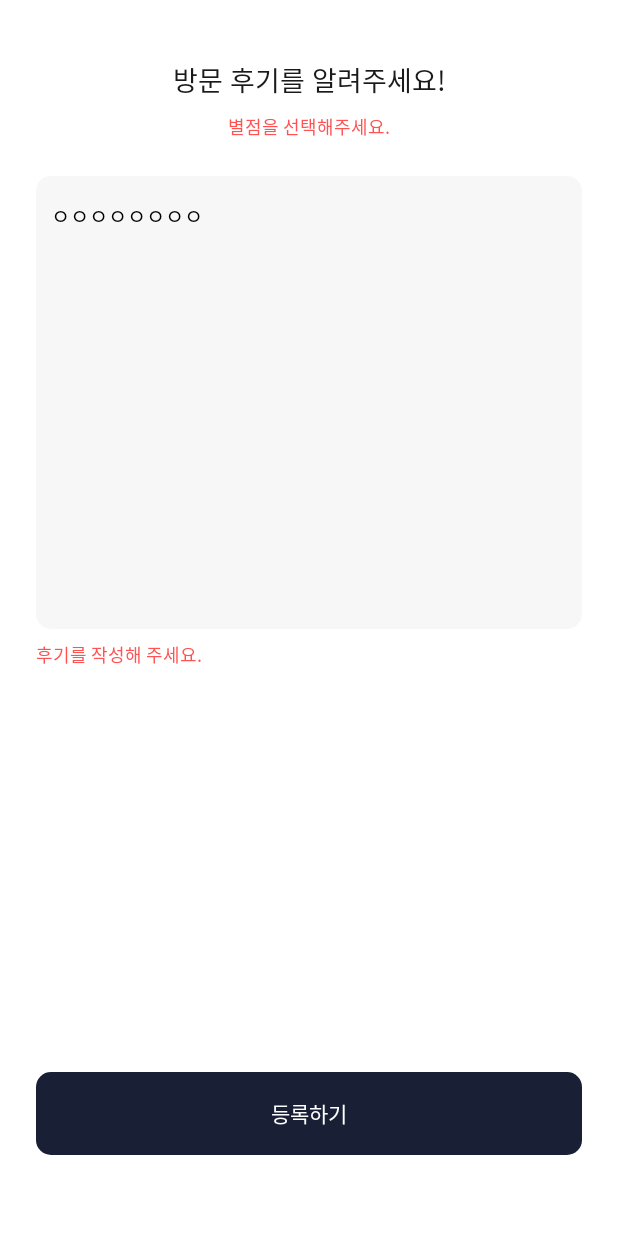
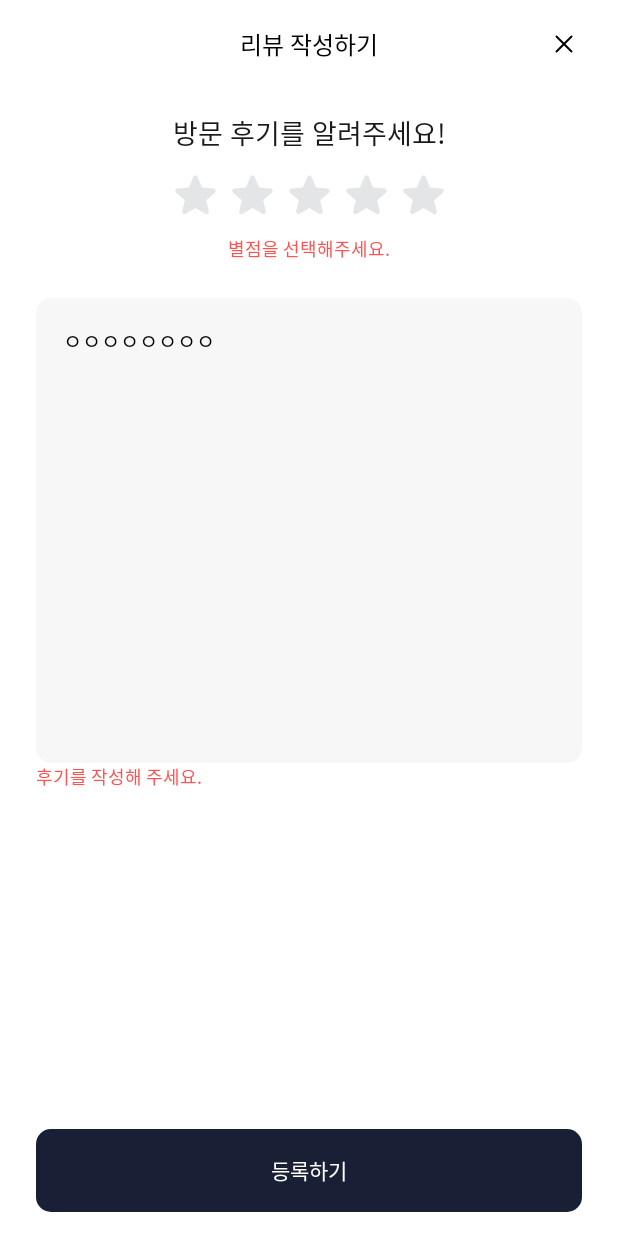
Before and after one commit to Booyoungee/booyoungee-android, an Android app built with Jetpack Compose: the @Preview function ReviewScreenPreview, on a phone screen of 412 x 824 dp. Run offline under Robolectric (Android 15) with nearby library versions, the phone set to English and light mode, and no system bars; Roboto replaces fonts that are not available here.

Commit message:
feat #20: topbar, reviewStar 컴포넌트 추가

```diff
--- a/core/src/main/java/com/eoyeongbooyeong/core/designsystem/component/star/ReviewStar.kt
+++ b/core/src/main/java/com/eoyeongbooyeong/core/designsystem/component/star/ReviewStar.kt
@@ -1,13 +1,22 @@
 package com.eoyeongbooyeong.core.designsystem.component.star
 
 import androidx.compose.foundation.Image
+import androidx.compose.foundation.clickable
+import androidx.compose.foundation.layout.Box
 import androidx.compose.foundation.layout.Row
+import androidx.compose.foundation.layout.padding
 import androidx.compose.foundation.layout.size
+import androidx.compose.foundation.lazy.LazyRow
+import androidx.compose.foundation.lazy.itemsIndexed
 import androidx.compose.runtime.Composable
+import androidx.compose.runtime.mutableStateOf
+import androidx.compose.runtime.remember
 import androidx.compose.ui.Modifier
 import androidx.compose.ui.res.painterResource
 import androidx.compose.ui.tooling.preview.Preview
 import androidx.compose.ui.unit.dp
+import com.eoyeongbooyeong.core.designsystem.theme.BooTheme
+import com.eoyeongbooyeong.core.extension.noRippleClickable
 
 @Composable
 fun ReviewStar(star: Float) {
@@ -33,7 +42,65 @@ fun ReviewStar(star: Float) {
 }
 
 @Composable
+fun ClickableReviewStar(
+    modifier: Modifier = Modifier,
+    onClickReviewScore: (Int) -> Unit
+) {
+    val maxStar = 5
+    val selectedStarIndex = remember { mutableStateOf(0) }
+
+    LazyRow(
+        modifier = modifier,
+    ) {
+        itemsIndexed((1..maxStar).toList()) { index, _ ->
+
+            val isSelected = index < selectedStarIndex.value
+
+            Box(
+                modifier =
+                    Modifier
+                        .noRippleClickable {
+                            if (selectedStarIndex.value == index + 1) {
+                                selectedStarIndex.value = 0
+                            } else {
+                                selectedStarIndex.value = index + 1
+                            }
+                            onClickReviewScore(selectedStarIndex.value)
+                        }.padding(4.dp),
+            ) {
+                Image(
+                    painter =
+                        painterResource(
+                            id =
+                                if (isSelected) {
+                                    com.eoyeongbooyeong.core.R.drawable.ic_filled_star
+                                } else {
+                                    com.eoyeongbooyeong.core.R.drawable.ic_empty_star
+                                },
+                        ),
+                    contentDescription =
+                        if (isSelected) {
+                            "filled star (review) icon"
+                        } else {
+                            "empty star (review) icon"
+                        },
+                    modifier = Modifier.size(30.dp),
+                )
+            }
+        }
+    }
+}
+
+@Composable
 @Preview
 fun ReviewStarPreview() {
     ReviewStar(4.5f)
 }
+
+@Composable
+@Preview
+fun ClickableReviewStarPreview() {
+    BooTheme {
+        ClickableReviewStar {}
+    }
+}
--- a/feature/src/main/java/com/eoyeongbooyeong/review/ReviewScreen.kt
+++ b/feature/src/main/java/com/eoyeongbooyeong/review/ReviewScreen.kt
@@ -11,15 +11,21 @@ import androidx.compose.foundation.layout.padding
 import androidx.compose.foundation.layout.sizeIn
 import androidx.compose.foundation.shape.RoundedCornerShape
 import androidx.compose.foundation.text.BasicTextField
+import androidx.compose.material3.Icon
 import androidx.compose.material3.Text
 import androidx.compose.runtime.Composable
 import androidx.compose.ui.Alignment
 import androidx.compose.ui.Modifier
 import androidx.compose.ui.draw.clip
+import androidx.compose.ui.graphics.vector.ImageVector
+import androidx.compose.ui.res.vectorResource
 import androidx.compose.ui.text.style.TextAlign
 import androidx.compose.ui.tooling.preview.Preview
 import androidx.compose.ui.unit.dp
+import com.eoyeongbooyeong.core.R
 import com.eoyeongbooyeong.core.designsystem.component.button.BooLargeButton
+import com.eoyeongbooyeong.core.designsystem.component.star.ClickableReviewStar
+import com.eoyeongbooyeong.core.designsystem.component.topbar.BooTextTopAppBar
 import com.eoyeongbooyeong.core.designsystem.theme.Black
 import com.eoyeongbooyeong.core.designsystem.theme.BooTheme
 import com.eoyeongbooyeong.core.designsystem.theme.Gray100
@@ -50,20 +56,26 @@ fun ReviewScreen(
     reviewText: String,
 ) {
     Column(
-        modifier =
-            Modifier
+        modifier = Modifier
             .fillMaxSize()
-                .background(color = White),
+            .background(White),
     ) {
-        Spacer(modifier = Modifier.padding(top = 10.dp))
-        // TODO: Tob Bar
+        BooTextTopAppBar(
+            trailingIcon = {
+                Icon(
+                    imageVector = ImageVector.vectorResource(id = R.drawable.ic_cancel),
+                    contentDescription = "left",
+                )
+            },
+            text = "리뷰 작성하기",
+        )
 
-        Spacer(
-            modifier =
-                Modifier
-                    .padding(top = 30.dp)
-                    .fillMaxWidth(),
-        )
+        Column(
+            modifier = Modifier
+                .padding(horizontal = 24.dp),
+        ) {
+            Spacer(modifier = Modifier.height(10.dp))
+
             Text(
                 text = "방문 후기를 알려주세요!",
                 style = BooTheme.typography.head3,
@@ -72,9 +84,15 @@ fun ReviewScreen(
                 modifier = Modifier.fillMaxWidth(),
             )
 
-        // TODO 별점 UI
             Spacer(modifier = Modifier.height(8.dp))
 
+            ClickableReviewStar(
+                modifier = Modifier.align(Alignment.CenterHorizontally),
+                onClickReviewScore = {
+                },
+            )
+
+            Spacer(modifier = Modifier.height(8.dp))
             Text(
                 text = "별점을 선택해주세요.",
                 style = BooTheme.typography.caption2,
@@ -87,21 +105,16 @@ fun ReviewScreen(
             BasicTextField(
                 value = reviewText,
                 onValueChange = onValueChange,
-            modifier =
-                Modifier
+                modifier = Modifier
                     .sizeIn(minHeight = 310.dp)
+                    .fillMaxWidth()
                     .clip(RoundedCornerShape(10.dp))
-                    .fillMaxWidth()
-                    .align(Alignment.CenterHorizontally)
-                    .padding(bottom = 8.dp, start = 24.dp, end = 24.dp)
-                    .background(color = Gray100, shape = RoundedCornerShape(10.dp)),
+                    .background(color = Gray100)
+                    .padding(8.dp),
                 textStyle = BooTheme.typography.body4,
                 decorationBox = { innerTextField ->
                     Box(
-                    modifier =
-                        Modifier
-                            .padding(horizontal = 10.dp, vertical = 16.dp)
-                            .weight(1f),
+                        modifier = Modifier.padding(10.dp)
                     ) {
                         innerTextField()
                         if (reviewText.isEmpty()) {
@@ -120,28 +133,24 @@ fun ReviewScreen(
                     text = "후기를 작성해 주세요.",
                     style = BooTheme.typography.caption2,
                     color = Red,
-                textAlign = TextAlign.Start,
-                modifier =
-                    Modifier
-                        .fillMaxWidth()
-                        .padding(horizontal = 24.dp),
+                    modifier = Modifier.fillMaxWidth(),
                 )
             }
 
-        Spacer(modifier = Modifier.weight(5f))
-        Box(contentAlignment = Alignment.BottomCenter) {
+            Spacer(modifier = Modifier.weight(1f))
+
             BooLargeButton(
                 text = "등록하기",
                 onClick = onReviewSubmitClick,
-                modifier =
-                    Modifier
+                modifier = Modifier
                     .fillMaxWidth()
-                        .padding(horizontal = 24.dp),
+                    .align(Alignment.CenterHorizontally),
             )
-        }
-        Spacer(modifier = Modifier.weight(1f))
+            Spacer(modifier = Modifier.height(16.dp))
         }
     }
+}
+
 
 @Composable
 @Preview
```
Also changed, not shown: core/src/main/java/com/eoyeongbooyeong/core/designsystem/component/topbar/BooTopAppBar.kt (+23 -10 lines). Lines whose indentation alone changed are shown as unchanged.
